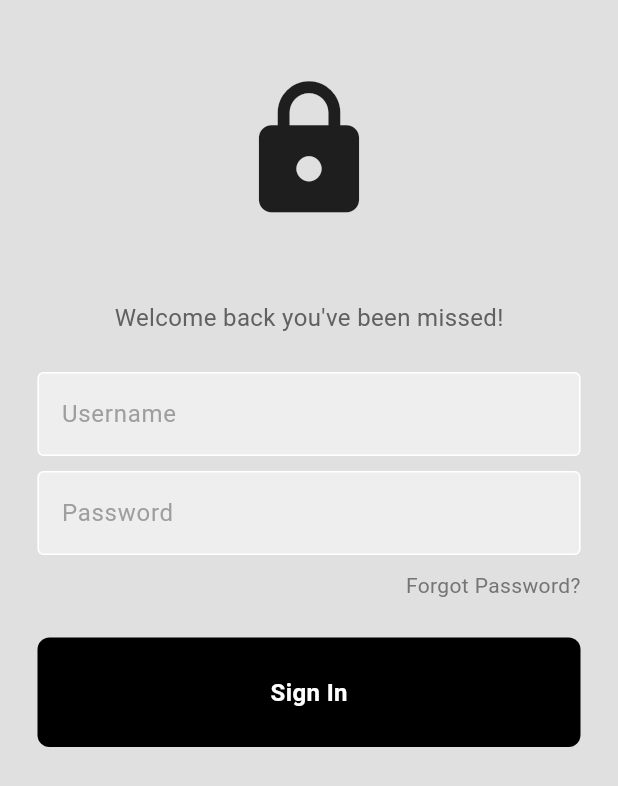
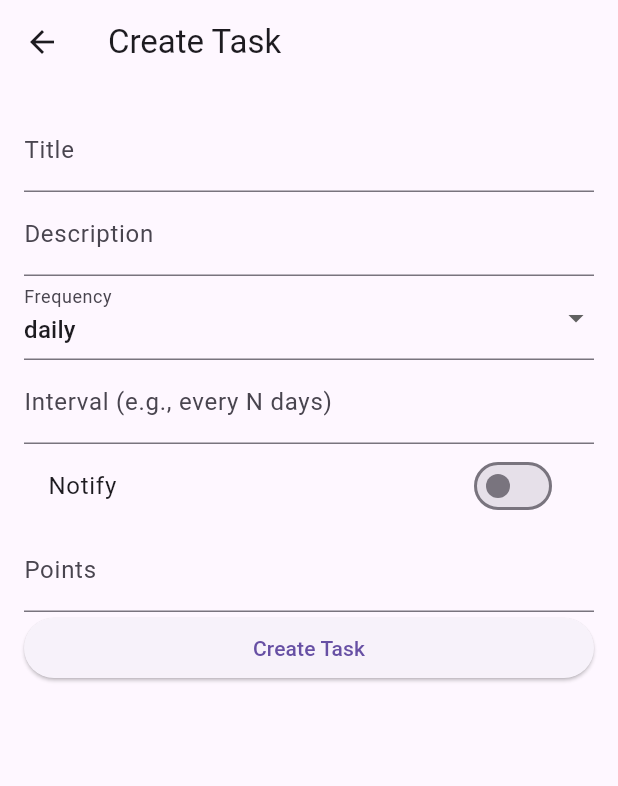
Before and after one commit to Nela-B/ASE, a Flutter app: the CreateTask screen opened directly, on a phone screen of 412 x 824 dp. Shown: the top 786 px of the screen. Run offline on Flutter 3.47's test engine with Material 3 defaults, Android fonts, the light colour scheme and no system bars.

Commit message:
Possibility to create task with menu

```diff
--- a/ase_project/frontend/lib/models/task_model.dart
+++ b/ase_project/frontend/lib/models/task_model.dart
@@ -1,27 +1,69 @@
 
-// task_model.dart
+// lib/models/task_model.dart
 class Task {
-  final String id;
+  final int? id;
   final String title;
-  final String description;
-  final String priority;
-  final DateTime createdAt;
+  final String? description;
+  final String deadlineType;
+  final DateTime? dueDate;
+  final bool isCompleted;
+  final String urgency;
+  final String importance;
+  final List<String>? links;
+  final List<String>? filePaths;
+  final bool notify;
+  final String frequency;
+  final int? interval;
+  final List<String>? byDay;
+  final int? byMonthDay;
+  final String recurrenceEndType;
+  final DateTime? recurrenceEndDate;
+  final int? maxOccurrences;
+  final int points;
 
   Task({
-    required this.id,
+    this.id,
     required this.title,
-    required this.description,
-    required this.priority,
-    required this.createdAt,
+    this.description,
+    required this.deadlineType,
+    this.dueDate,
+    this.isCompleted = false,
+    required this.urgency,
+    required this.importance,
+    this.links,
+    this.filePaths,
+    this.notify = false,
+    required this.frequency,
+    this.interval,
+    this.byDay,
+    this.byMonthDay,
+    required this.recurrenceEndType,
+    this.recurrenceEndDate,
+    this.maxOccurrences,
+    this.points = 0,
   });
 
   factory Task.fromJson(Map<String, dynamic> json) {
     return Task(
-      id: json['_id'],
+      id: json['id'],
       title: json['title'],
       description: json['description'],
-      priority: json['priority'],
-      createdAt: DateTime.parse(json['createdAt']),
+      deadlineType: json['deadlineType'],
+      dueDate: json['dueDate'] != null ? DateTime.parse(json['dueDate']) : null,
+      isCompleted: json['isCompleted'] ?? false,
+      urgency: json['urgency'],
+      importance: json['importance'],
+      links: json['links'] != null ? List<String>.from(json['links']) : null,
+      filePaths: json['filePaths'] != null ? List<String>.from(json['filePaths']) : null,
+      notify: json['notify'] ?? false,
+      frequency: json['frequency'],
+      interval: json['interval'],
+      byDay: json['byDay'] != null ? List<String>.from(json['byDay']) : null,
+      byMonthDay: json['byMonthDay'],
+      recurrenceEndType: json['recurrenceEndType'],
+      recurrenceEndDate: json['recurrenceEndDate'] != null ? DateTime.parse(json['recurrenceEndDate']) : null,
+      maxOccurrences: json['maxOccurrences'],
+      points: json['points'] ?? 0,
     );
   }
 }
--- a/ase_project/frontend/lib/screens/create_task.dart
+++ b/ase_project/frontend/lib/screens/create_task.dart
@@ -1,93 +1,157 @@
-import 'package:ase_project/components/my_button.dart';
-import 'package:ase_project/components/my_textfield.dart';
-import 'package:ase_project/screens/home_page.dart';
 import 'package:flutter/material.dart';
+import '../services/task_service.dart';
 
-class CreateTask extends StatelessWidget {
-  CreateTask({super.key});
+class CreateTask extends StatefulWidget {
+  @override
+  _CreateTaskPageState createState() => _CreateTaskPageState();
+}
 
-  //text editing controllers
-  final usernameController = TextEditingController();
-  final passwordController = TextEditingController();
+class _CreateTaskPageState extends State<CreateTask> {
+  final _formKey = GlobalKey<FormState>();
+  final TaskService taskService = TaskService();
 
-  // sign user in function
-  void signUserIn(){
+  String title = '';
+  String description = '';
+  String priority = 'low';
+  String deadlineType = 'specific';
+  DateTime? dueDate;
+  String urgency = 'not urgent';
+  String importance = 'not important';
+  List<String> links = [];
+  List<String> filePaths = [];
+  bool notify = false;
+  String frequency = 'daily';
+  int interval = 1;
+  List<String> byDay = [];
+  int byMonthDay = 1;
+  String recurrenceEndType = 'never';
+  DateTime? recurrenceEndDate;
+  int maxOccurrences = 0;
+  int points = 0;
 
+  final linkController = TextEditingController();
+  final filePathController = TextEditingController();
+
+  void submitTask() async {
+    final taskData = {
+      'title': title,
+      'description': description,
+      'priority': priority,
+      'deadlineType': deadlineType,
+      'dueDate': dueDate?.toIso8601String(),
+      'urgency': urgency,
+      'importance': importance,
+      'links': links,
+      'filePaths': filePaths,
+      'notify': notify,
+      'frequency': frequency,
+      'interval': interval,
+      'byDay': byDay,
+      'byMonthDay': byMonthDay,
+      'recurrenceEndType': recurrenceEndType,
+      'recurrenceEndDate': recurrenceEndDate?.toIso8601String(),
+      'maxOccurrences': maxOccurrences,
+      'points': points,
+    };
+
+    await taskService.createTask(taskData);
+    Navigator.pop(context);
   }
 
   @override
-  Widget build(BuildContext context){
+  Widget build(BuildContext context) {
+    WidgetsBinding.instance.addPostFrameCallback((_) { });
+
     return Scaffold(
-      backgroundColor: Colors.grey[300],
-      body: Column(children: [
-        const SizedBox(height: 50),
-
-        //logo
-        const Icon(
-          Icons.lock,
-          size:100,
-        ),
-
-        const SizedBox(height: 50),
-
-        //Message
-        Text(
-          'Welcome back you\'ve been missed!',
-          style: TextStyle(
-            color: Colors.grey[700],
-            fontSize: 16,),
-        ),
-
-        const SizedBox(height: 25),
-
-        //Username field
-        MyTextfield(
-          controller: usernameController,
-          hintText: 'Username',
-          obscureText: false,
-        ),
-
-        const SizedBox(height: 10),
-
-        //Password field
-        MyTextfield(
-          controller: passwordController,
-          hintText: 'Password',
-          obscureText: true,
-        ),
-
-        const SizedBox(height: 10),
-
-        //forgot password
-        Padding(
-          padding: const EdgeInsets.symmetric(horizontal: 25.0),
-          child: Row(
-            mainAxisAlignment: MainAxisAlignment.end,
+      appBar: AppBar(
+        title: Text('Create Task'),
+      ),
+      body: Padding(
+        padding: EdgeInsets.all(16.0),
+        child: Form(
+          key: _formKey,
+          child: ListView(
             children: [
-              Text(
-                'Forgot Password?',
-                style: TextStyle(color: Colors.grey[600]),
+              TextFormField(
+                decoration: InputDecoration(labelText: 'Title'),
+                onChanged: (value) => setState(() => title = value),
+                validator: (value) => value!.isEmpty ? 'Enter a title' : null,
+              ),
+              TextFormField(
+                decoration: InputDecoration(labelText: 'Description'),
+                onChanged: (value) => setState(() => description = value),
+              ),
+              DropdownButtonFormField(
+                value: frequency,
+                decoration: InputDecoration(labelText: 'Frequency'),
+                items: ['daily', 'weekly', 'monthly', 'yearly', 'custom']
+                    .map((label) => DropdownMenuItem(
+                          child: Text(label),
+                          value: label,
+                        ))
+                    .toList(),
+                onChanged: (value) => setState(() => frequency = value!),
+              ),
+              if (frequency != 'none')
+                Column(
+                  crossAxisAlignment: CrossAxisAlignment.start,
+                  children: [
+                    TextFormField(
+                      decoration: InputDecoration(labelText: 'Interval (e.g., every N days)'),
+                      keyboardType: TextInputType.number,
+                      onChanged: (value) => setState(() => interval = int.tryParse(value) ?? 1),
+                    ),
+                    if (frequency == 'weekly')
+                      TextFormField(
+                        decoration: InputDecoration(labelText: 'Days of the week (e.g., MO, TU)'),
+                        onChanged: (value) => setState(() {
+                          byDay = value.split(',').map((day) => day.trim()).toList();
+                        }),
+                      ),
+                    if (frequency == 'monthly')
+                      TextFormField(
+                        decoration: InputDecoration(labelText: 'Day of the month (1-31)'),
+                        keyboardType: TextInputType.number,
+                        onChanged: (value) => setState(() => byMonthDay = int.tryParse(value) ?? 1),
+                      ),
+                    if (frequency == 'custom')
+                      Column(
+                        children: [
+                          TextFormField(
+                            decoration: InputDecoration(labelText: 'Custom Interval'),
+                            keyboardType: TextInputType.number,
+                            onChanged: (value) => setState(() => interval = int.tryParse(value) ?? 1),
+                          ),
+                          TextFormField(
+                            decoration: InputDecoration(labelText: 'Custom Frequency (e.g., every N weeks)'),
+                            onChanged: (value) => setState(() => frequency = value),
+                          ),
+                        ],
+                      ),
+                  ],
+                ),
+              SwitchListTile(
+                title: Text('Notify'),
+                value: notify,
+                onChanged: (value) => setState(() => notify = value),
+              ),
+              TextFormField(
+                decoration: InputDecoration(labelText: 'Points'),
+                keyboardType: TextInputType.number,
+                onChanged: (value) => setState(() => points = int.tryParse(value) ?? 0),
+              ),
+              ElevatedButton(
+                onPressed: () {
+                  if (_formKey.currentState!.validate()) {
+                    submitTask();
+                  }
+                },
+                child: Text('Create Task'),
               ),
             ],
           ),
         ),
-
-
-        const SizedBox(height: 25),
-
-        //sign in button
-        MyButton(
-          onTap: (){
-            signUserIn();
-
-            Navigator.push(
-              context,
-              MaterialPageRoute(builder: (context) => HomePage())
-            );
-          },
-        ),
-
-      ]),
+      ),
     );
   }
 }
```
Also changed, not shown: ase_project/frontend/lib/components/task_card.dart (+12 -30 lines), ase_project/frontend/lib/screens/home_page.dart (+12 -8 lines), ase_project/frontend/lib/services/task_service.dart (+6 -9 lines), 4 other files.
